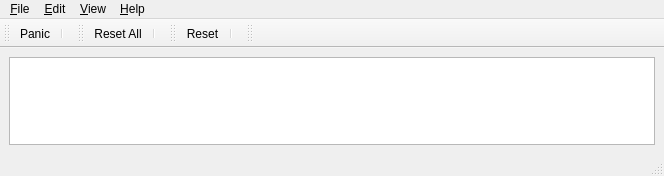
svn2github/vmpk, file trunk/src/vpiano.ui: the form before one commit.
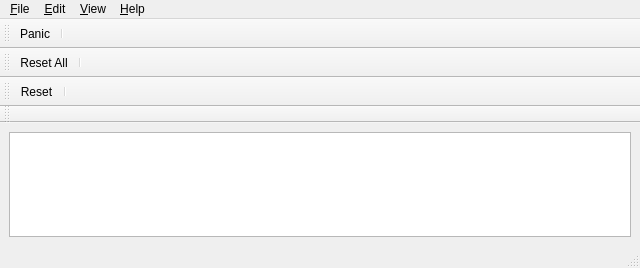
The form after the commit. Custom widgets are drawn as their Qt base class.

Commit message: * each toolbar in a different row * initial default size: 640x268

What changed in the file:
```diff
--- a/trunk/src/vpiano.ui
+++ b/trunk/src/vpiano.ui
@@ -5,8 +5,8 @@
    <rect>
     <x>0</x>
     <y>0</y>
-    <width>664</width>
-    <height>176</height>
+    <width>640</width>
+    <height>268</height>
    </rect>
   </property>
   <property name="windowTitle" >
@@ -28,8 +28,8 @@
     <rect>
      <x>0</x>
      <y>0</y>
-     <width>664</width>
-     <height>24</height>
+     <width>640</width>
+     <height>29</height>
     </rect>
    </property>
    <widget class="QMenu" name="menuFile" >
@@ -121,14 +121,14 @@
     <enum>TopToolBarArea</enum>
    </attribute>
    <attribute name="toolBarBreak" >
-    <bool>false</bool>
+    <bool>true</bool>
    </attribute>
    <addaction name="actionResetAll" />
    <addaction name="separator" />
   </widget>
   <widget class="QToolBar" name="toolBarBender" >
    <property name="sizePolicy" >
-    <sizepolicy vsizetype="Fixed" hsizetype="Minimum" >
+    <sizepolicy vsizetype="Fixed" hsizetype="Preferred" >
      <horstretch>0</horstretch>
      <verstretch>0</verstretch>
     </sizepolicy>
@@ -143,7 +143,7 @@
     <enum>TopToolBarArea</enum>
    </attribute>
    <attribute name="toolBarBreak" >
-    <bool>false</bool>
+    <bool>true</bool>
    </attribute>
    <addaction name="actionReset" />
    <addaction name="separator" />
@@ -165,7 +165,7 @@
     <enum>TopToolBarArea</enum>
    </attribute>
    <attribute name="toolBarBreak" >
-    <bool>false</bool>
+    <bool>true</bool>
    </attribute>
   </widget>
   <action name="actionExit" >
```
The commit also changes 1 other file.
